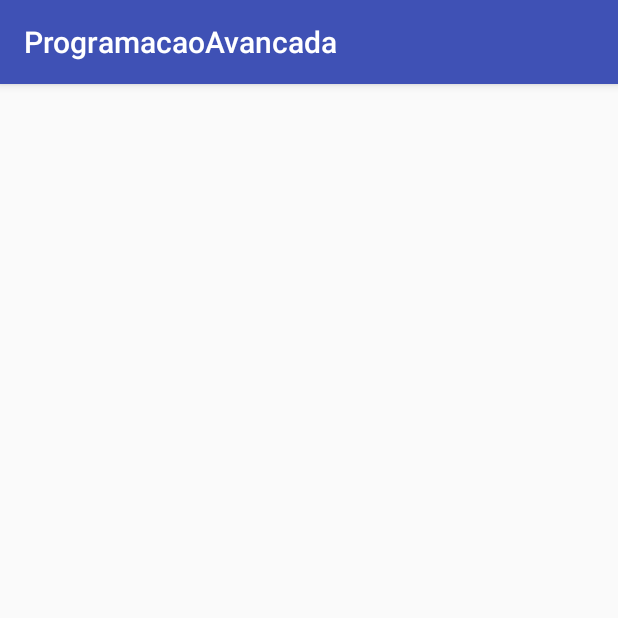
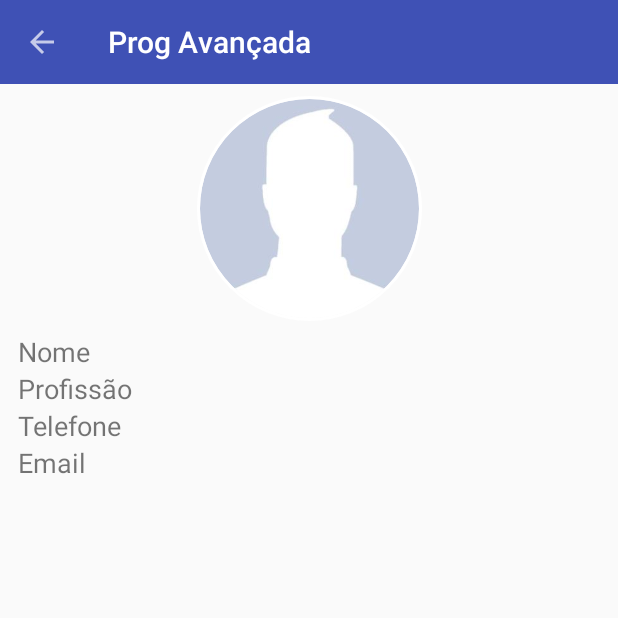
Before and after one commit to Renan1309/projeto_prog_avancada, an Android app: the ProfissionalActivity screen opened directly, with no data from a screen before it, on a phone screen of 412 x 824 dp, the top half of it. Run offline under Robolectric (Android 15) with nearby library versions, the phone set to English and light mode, and no system bars; our stand-ins replace CircleImageView.

Commit message:
Project Advanced Programming with profile user

```diff
--- a/app/build.gradle
+++ b/app/build.gradle
@@ -29,4 +29,10 @@ dependencies {
     implementation 'com.google.code.gson:gson:2.8.5'
     implementation 'com.android.support:recyclerview-v7:28.+'
     implementation 'com.android.support:cardview-v7:28.+'
+
+    /*arredondamento*/
+    implementation 'de.hdodenhof:circleimageview:2.2.0'
+
+    implementation 'com.jakewharton:butterknife:8.8.1'
+    annotationProcessor 'com.jakewharton:butterknife-compiler:8.8.1'
 }
--- a/app/src/main/java/br/edu/fbv/programacaoavancada/ListServiceActivity.java
+++ b/app/src/main/java/br/edu/fbv/programacaoavancada/ListServiceActivity.java
@@ -3,6 +3,7 @@ package br.edu.fbv.programacaoavancada;
 import android.os.AsyncTask;
 import android.support.v7.app.AppCompatActivity;
 import android.os.Bundle;
+import android.support.v7.widget.Toolbar;
 import android.widget.ArrayAdapter;
 import android.widget.ListView;
 
@@ -27,6 +28,10 @@ public class ListServiceActivity extends AppCompatActivity {
     protected void onCreate(Bundle savedInstanceState) {
         super.onCreate(savedInstanceState);
         setContentView(R.layout.activity_list_service);
+
+        Toolbar toolbar = (Toolbar)  findViewById(R.id.segundotoolbar);
+        toolbar.setTitle("Prog Avançada");
+        setSupportActionBar(toolbar);
 
         ServiceMongo apimongo = new ServiceMongo();
 
--- a/app/src/main/java/br/edu/fbv/programacaoavancada/ProfissionalActivity.java
+++ b/app/src/main/java/br/edu/fbv/programacaoavancada/ProfissionalActivity.java
@@ -2,6 +2,7 @@ package br.edu.fbv.programacaoavancada;
 
 import android.support.v7.app.AppCompatActivity;
 import android.os.Bundle;
+import android.support.v7.widget.Toolbar;
 
 public class ProfissionalActivity extends AppCompatActivity {
 
@@ -9,5 +10,12 @@ public class ProfissionalActivity extends AppCompatActivity {
     protected void onCreate(Bundle savedInstanceState) {
         super.onCreate(savedInstanceState);
         setContentView(R.layout.activity_profissional);
+
+        Toolbar toolbar = (Toolbar)  findViewById(R.id.toolbar);
+        toolbar.setTitle("Prog Avançada");
+        setSupportActionBar(toolbar);
+
+        getSupportActionBar().setDisplayHomeAsUpEnabled(true);
+
     }
 }
--- a/app/src/main/res/layout/activity_profissional.xml
+++ b/app/src/main/res/layout/activity_profissional.xml
@@ -6,4 +6,63 @@
     android:layout_height="match_parent"
     tools:context=".ProfissionalActivity">
 
+    <include
+        android:id="@+id/include"
+        layout="@layout/toolbar" />
+
+    <de.hdodenhof.circleimageview.CircleImageView xmlns:app="http://schemas.android.com/apk/res-auto"
+        android:id="@+id/fotoprofissional"
+        android:layout_width="150dp"
+        android:layout_height="150dp"
+        android:layout_marginEnd="8dp"
+        android:layout_marginStart="8dp"
+        android:layout_marginTop="8dp"
+        android:src="@drawable/user"
+        app:civ_border_color="#FFFFFFFF"
+        app:civ_border_width="2dp"
+        app:layout_constraintEnd_toEndOf="parent"
+        app:layout_constraintStart_toStartOf="parent"
+        app:layout_constraintTop_toBottomOf="@+id/include" />
+
+    <LinearLayout
+        android:layout_width="344dp"
+        android:layout_height="337dp"
+        android:layout_marginTop="8dp"
+        android:orientation="vertical"
+        app:layout_constraintTop_toBottomOf="@+id/fotoprofissional"
+        tools:layout_editor_absoluteX="8dp">
+
+        <TextView
+            android:id="@+id/textView8"
+            android:layout_width="match_parent"
+            android:layout_height="wrap_content"
+            android:paddingLeft="12dp"
+            android:text="Nome"
+            android:textSize="18sp" />
+
+        <TextView
+            android:id="@+id/textView9"
+            android:layout_width="match_parent"
+            android:layout_height="wrap_content"
+            android:paddingLeft="12dp"
+            android:text="Profissão"
+            android:textSize="18sp" />
+
+        <TextView
+            android:id="@+id/textView10"
+            android:layout_width="match_parent"
+            android:layout_height="wrap_content"
+            android:paddingLeft="12dp"
+            android:text="Telefone"
+            android:textSize="18sp" />
+
+        <TextView
+            android:id="@+id/textView11"
+            android:layout_width="match_parent"
+            android:layout_height="wrap_content"
+            android:paddingLeft="12dp"
+            android:text="Email"
+            android:textSize="18sp" />
+    </LinearLayout>
+
 </android.support.constraint.ConstraintLayout>
--- a/app/src/main/res/layout/atividades_layout.xml
+++ b/app/src/main/res/layout/atividades_layout.xml
@@ -7,6 +7,7 @@
     android:layout_height="wrap_content"
     android:layout_margin="6dp"
     android:elevation="6dp">
+
 
     <LinearLayout
         android:layout_width="match_parent"
--- /dev/null
+++ b/app/src/main/res/layout/toolbar.xml
@@ -0,0 +1,15 @@
+<?xml version="1.0" encoding="utf-8"?>
+<FrameLayout xmlns:android="http://schemas.android.com/apk/res/android"
+    xmlns:tools="http://schemas.android.com/tools"
+    android:layout_width="match_parent"
+    android:layout_height="?attr/actionBarSize">
+
+    <android.support.v7.widget.Toolbar
+        xmlns:android="http://schemas.android.com/apk/res/android"
+        xmlns:tools="http://schemas.android.com/tools"
+        android:id="@+id/toolbar"
+        android:layout_width="match_parent"
+        android:layout_height="match_parent"
+        android:background="?attr/colorPrimary"
+        android:theme="@style/ThemeOverlay.AppCompat.Dark" />
+</FrameLayout>
--- a/app/src/main/res/values/styles.xml
+++ b/app/src/main/res/values/styles.xml
@@ -1,12 +1,15 @@
 <resources>
 
     <!-- Base application theme. -->
-    <style name="AppTheme" parent="Base.Theme.AppCompat.Light.DarkActionBar">
+    <style name="AppTheme" parent="Theme.AppCompat.Light.NoActionBar">
         <!-- Customize your theme here. -->
         <item name="colorPrimary">@color/colorPrimary</item>
         <item name="colorPrimaryDark">@color/colorPrimaryDark</item>
         <item name="colorAccent">@color/colorAccent</item>
         <item name="android:colorAccent">@android:color/holo_green_dark</item>
+
+        <item name="windowActionBar">false</item>
+        <item name="windowNoTitle">true</item>
     </style>
 
 </resources>
```
Also changed, not shown: app/src/main/AndroidManifest.xml (+6 -3 lines), app/src/main/java/br/edu/fbv/programacaoavancada/CardsActivity.java (+16 -0 lines), app/src/main/java/br/edu/fbv/programacaoavancada/FormularioActivity.java (+7 -0 lines), app/src/main/res/layout/activity_cards.xml (+9 -3 lines), app/src/main/res/layout/activity_formulario.xml (+8 -5 lines), app/src/main/res/layout/activity_list_service.xml (+5 -3 lines), app/src/main/res/layout/toolbarsegundo.xml (added, +14 -0 lines), app/src/main/res/drawable/user.jpg (added).
